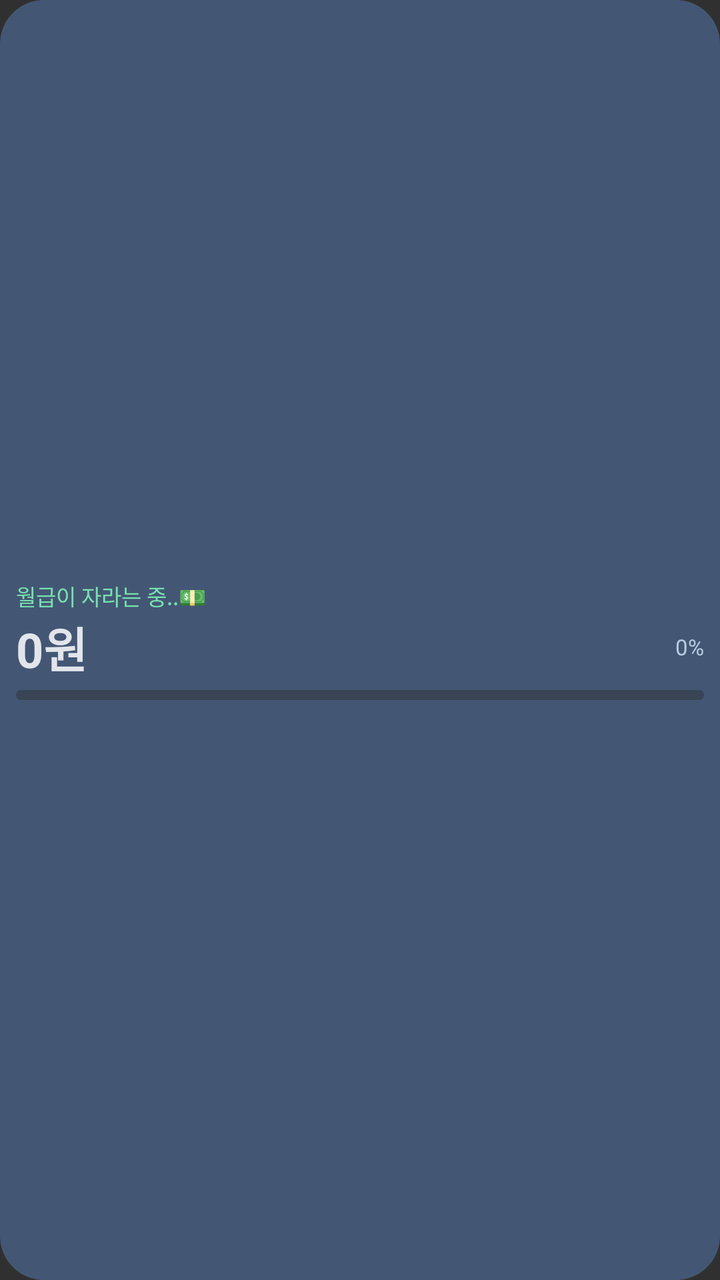
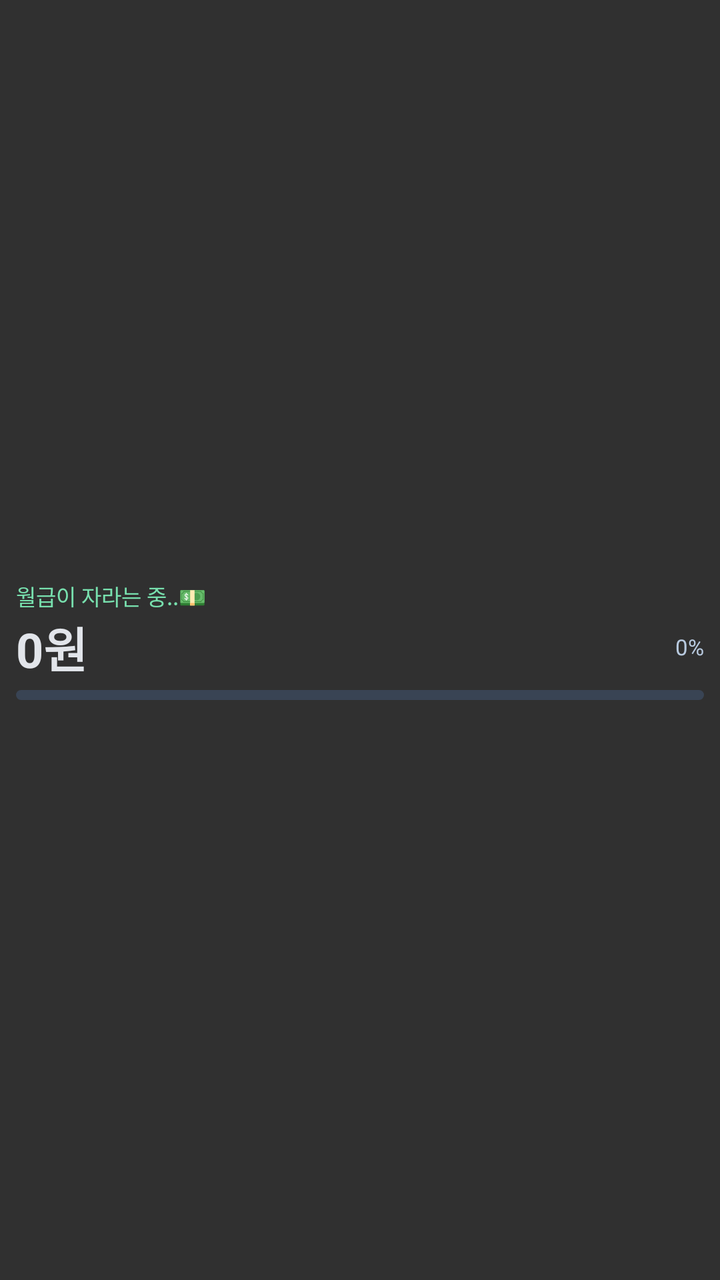

Before-and-after screenshots of an Android layout around one commit, followed by the original layout XML and the change that was made.
<!-- AndroidManifest.xml: application theme android:Theme.Material.NoActionBar -->
<!-- res/layout/salary_widget_five.xml -->
<LinearLayout android:id="@+id/widget_root" xmlns:android="http://schemas.android.com/apk/res/android" android:layout_width="match_parent" android:layout_height="match_parent" android:orientation="vertical" android:gravity="center_vertical" android:padding="8dp" android:background="@drawable/widget_bg"><TextView android:id="@+id/title" android:layout_width="match_parent" android:layout_height="wrap_content" android:text="월급이 자라는 중..💵" android:textColor="#78E0AE" android:textSize="11sp" android:singleLine="true"/><LinearLayout android:layout_width="match_parent" android:layout_height="wrap_content" android:orientation="horizontal" android:gravity="center_vertical"><FrameLayout android:layout_width="0dp" android:layout_height="wrap_content" android:layout_weight="1"><TextView android:id="@+id/amount" android:layout_width="match_parent" android:layout_height="wrap_content" android:text="0원" android:textColor="#E2E5EA" android:textSize="24sp" android:textStyle="bold" android:singleLine="true" android:autoSizeTextType="uniform" android:autoSizeMinTextSize="11sp" android:autoSizeMaxTextSize="24sp"/><ImageView android:id="@+id/rainbow_amount" android:layout_width="match_parent" android:layout_height="match_parent" android:visibility="gone" android:scaleType="fitStart" android:adjustViewBounds="false"/></FrameLayout><TextView android:id="@+id/progress_text" android:layout_width="wrap_content" android:layout_height="wrap_content" android:text="0%" android:textColor="#B8CADF" android:textSize="11sp"/></LinearLayout><ProgressBar android:id="@+id/progress" style="?android:attr/progressBarStyleHorizontal" android:layout_width="match_parent" android:layout_height="5dp" android:layout_marginTop="4dp" android:max="10000" android:progressDrawable="@drawable/widget_progress_green"/><ProgressBar android:id="@+id/progress_lastfive" style="?android:attr/progressBarStyleHorizontal" android:layout_width="match_parent" android:layout_height="5dp" android:layout_marginTop="4dp" android:max="10000" android:progressDrawable="@drawable/widget_progress_lastfive" android:visibility="gone"/></LinearLayout>
<!-- resources referenced by this layout -->
<resources>
  <!-- drawable widget_bg (drawable) -->
  <shape xmlns:android="http://schemas.android.com/apk/res/android" android:shape="rectangle">
      <solid android:color="#435775"/>
      <corners android:radius="22dp"/>
  </shape>
  <!-- drawable widget_progress_green (drawable) -->
  <layer-list xmlns:android="http://schemas.android.com/apk/res/android"><item android:id="@android:id/background"><shape android:shape="rectangle"><corners android:radius="6dp"/><solid android:color="#394454"/></shape></item><item android:id="@android:id/progress"><clip><shape android:shape="rectangle"><corners android:radius="6dp"/><gradient android:angle="0" android:startColor="#236B43" android:endColor="#A5F4A4"/></shape></clip></item></layer-list>
  <!-- drawable widget_progress_lastfive (drawable) -->
  <layer-list xmlns:android="http://schemas.android.com/apk/res/android"><item android:id="@android:id/background"><shape android:shape="rectangle"><corners android:radius="6dp"/><solid android:color="#394454"/></shape></item><item android:id="@android:id/progress"><clip><shape android:shape="rectangle"><corners android:radius="6dp"/><gradient android:angle="0" android:startColor="#236B43" android:centerColor="#A5F4A4" android:endColor="#B50016" android:centerX="0.68"/></shape></clip></item></layer-list>
</resources>

<!-- the commit's change to res/layout/salary_widget_five.xml (unified diff, before → after) -->
@@ -1 +1 @@
-<LinearLayout android:id="@+id/widget_root" xmlns:android="http://schemas.android.com/apk/res/android" android:layout_width="match_parent" android:layout_height="match_parent" android:orientation="vertical" android:gravity="center_vertical" android:padding="8dp" android:background="@drawable/widget_bg"><TextView android:id="@+id/title" android:layout_width="match_parent" android:layout_height="wrap_content" android:text="월급이 자라는 중..💵" android:textColor="#78E0AE" android:textSize="11sp" android:singleLine="true"/><LinearLayout android:layout_width="match_parent" android:layout_height="wrap_content" android:orientation="horizontal" android:gravity="center_vertical"><FrameLayout android:layout_width="0dp" android:layout_height="wrap_content" android:layout_weight="1"><TextView android:id="@+id/amount" android:layout_width="match_parent" android:layout_height="wrap_content" android:text="0원" android:textColor="#E2E5EA" android:textSize="24sp" android:textStyle="bold" android:singleLine="true" android:autoSizeTextType="uniform" android:autoSizeMinTextSize="11sp" android:autoSizeMaxTextSize="24sp"/><ImageView android:id="@+id/rainbow_amount" android:layout_width="match_parent" android:layout_height="match_parent" android:visibility="gone" android:scaleType="fitStart" android:adjustViewBounds="false"/></FrameLayout><TextView android:id="@+id/progress_text" android:layout_width="wrap_content" android:layout_height="wrap_content" android:text="0%" android:textColor="#B8CADF" android:textSize="11sp"/></LinearLayout><ProgressBar android:id="@+id/progress" style="?android:attr/progressBarStyleHorizontal" android:layout_width="match_parent" android:layout_height="5dp" android:layout_marginTop="4dp" android:max="10000" android:progressDrawable="@drawable/widget_progress_green"/><ProgressBar android:id="@+id/progress_lastfive" style="?android:attr/progressBarStyleHorizontal" android:layout_width="match_parent" android:layout_height="5dp" android:layout_marginTop="4dp" android:max="10000" android:progressDrawable="@drawable/widget_progress_lastfive" android:visibility="gone"/></LinearLayout>
+<FrameLayout xmlns:android="http://schemas.android.com/apk/res/android" android:id="@+id/widget_root" android:layout_width="match_parent" android:layout_height="match_parent"><ImageView android:id="@+id/widget_background" android:layout_width="match_parent" android:layout_height="match_parent" android:scaleType="fitXY"/><LinearLayout android:id="@+id/widget_content" xmlns:android="http://schemas.android.com/apk/res/android" android:layout_width="match_parent" android:layout_height="match_parent" android:orientation="vertical" android:gravity="center_vertical" android:padding="8dp" android:background="@android:color/transparent"><TextView android:id="@+id/title" android:layout_width="match_parent" android:layout_height="wrap_content" android:text="월급이 자라는 중..💵" android:textColor="#78E0AE" android:textSize="11sp" android:singleLine="true"/><LinearLayout android:layout_width="match_parent" android:layout_height="wrap_content" android:orientation="horizontal" android:gravity="center_vertical"><FrameLayout android:layout_width="0dp" android:layout_height="wrap_content" android:layout_weight="1"><TextView android:id="@+id/amount" android:layout_width="match_parent" android:layout_height="wrap_content" android:text="0원" android:textColor="#E2E5EA" android:textSize="24sp" android:textStyle="bold" android:singleLine="true" android:autoSizeTextType="uniform" android:autoSizeMinTextSize="11sp" android:autoSizeMaxTextSize="24sp"/><ImageView android:id="@+id/rainbow_amount" android:layout_width="match_parent" android:layout_height="match_parent" android:visibility="gone" android:scaleType="fitStart" android:adjustViewBounds="false"/></FrameLayout><TextView android:id="@+id/progress_text" android:layout_width="wrap_content" android:layout_height="wrap_content" android:text="0%" android:textColor="#B8CADF" android:textSize="11sp"/></LinearLayout><ProgressBar android:id="@+id/progress" style="?android:attr/progressBarStyleHorizontal" android:layout_width="match_parent" android:layout_height="5dp" android:layout_marginTop="4dp" android:max="10000" android:progressDrawable="@drawable/widget_progress_green"/><ProgressBar android:id="@+id/progress_lastfive" style="?android:attr/progressBarStyleHorizontal" android:layout_width="match_parent" android:layout_height="5dp" android:layout_marginTop="4dp" android:max="10000" android:progressDrawable="@drawable/widget_progress_lastfive" android:visibility="gone"/></LinearLayout></FrameLayout>
<!-- resource entries referenced after the edit -->
@@ -1,10 +1,5 @@
 <!-- resources referenced by this layout -->
 <resources>
-  <!-- drawable widget_bg (drawable) -->
-  <shape xmlns:android="http://schemas.android.com/apk/res/android" android:shape="rectangle">
-      <solid android:color="#435775"/>
-      <corners android:radius="22dp"/>
-  </shape>
   <!-- drawable widget_progress_green (drawable) -->
   <layer-list xmlns:android="http://schemas.android.com/apk/res/android"><item android:id="@android:id/background"><shape android:shape="rectangle"><corners android:radius="6dp"/><solid android:color="#394454"/></shape></item><item android:id="@android:id/progress"><clip><shape android:shape="rectangle"><corners android:radius="6dp"/><gradient android:angle="0" android:startColor="#236B43" android:endColor="#A5F4A4"/></shape></clip></item></layer-list>
   <!-- drawable widget_progress_lastfive (drawable) -->
